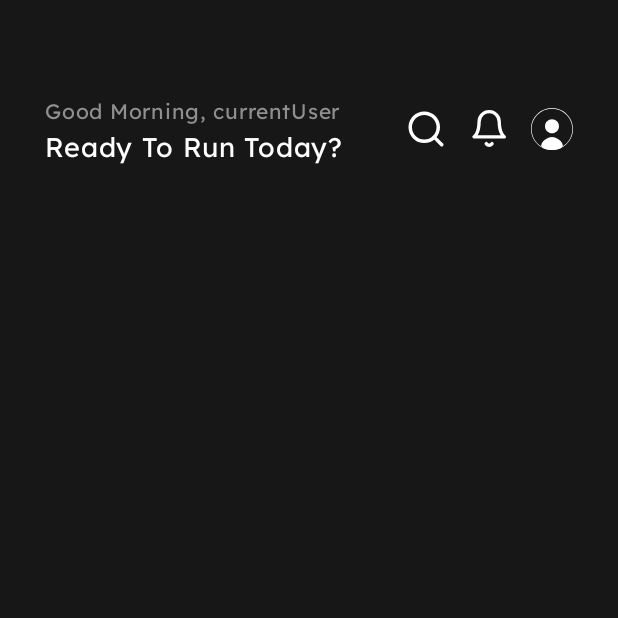
After one commit to elvernh/RunningMate, an Android app built with Jetpack Compose: the composable Homepage shown on its own in the app's theme, on a phone screen of 412 x 824 dp, the top half of it. The commit adds this screen. Run offline under Robolectric (Android 15) with nearby library versions, the phone set to English and light mode, and no system bars; 2 statements that could not run were skipped.

Commit message:
Made the layout for Homepage.kt

```diff
--- /dev/null
+++ b/app/src/main/java/com/example/runningmate/views/Homepage.kt
@@ -0,0 +1,86 @@
+package com.example.runningmate.views
+
+import android.os.Build
+import androidx.annotation.RequiresApi
+import androidx.compose.foundation.background
+import androidx.compose.foundation.layout.Arrangement
+import androidx.compose.foundation.layout.Column
+import androidx.compose.foundation.layout.Row
+import androidx.compose.foundation.layout.fillMaxSize
+import androidx.compose.foundation.layout.fillMaxWidth
+import androidx.compose.foundation.layout.padding
+import androidx.compose.foundation.layout.size
+import androidx.compose.material3.Icon
+import androidx.compose.material3.Text
+import androidx.compose.runtime.Composable
+import androidx.compose.ui.Alignment
+import androidx.compose.ui.Modifier
+import androidx.compose.ui.graphics.Color
+import androidx.compose.ui.res.painterResource
+import androidx.compose.ui.res.stringResource
+import androidx.compose.ui.text.font.Font
+import androidx.compose.ui.text.font.FontFamily
+import androidx.compose.ui.tooling.preview.Preview
+import androidx.compose.ui.unit.dp
+import androidx.compose.ui.unit.sp
+import androidx.navigation.NavHostController
+import androidx.navigation.compose.rememberNavController
+import com.example.runningmate.R
+import com.example.runningmate.repositories.FakeAuthenticationRepository
+import com.example.runningmate.viewmodel.AuthenticationViewModel
+import java.time.LocalTime
+
+@RequiresApi(Build.VERSION_CODES.O)
+@Composable
+fun Homepage(
+    authenticationViewModel: AuthenticationViewModel,
+    navController: NavHostController
+){
+    val backgroundColor = Color(0xFF171717)
+    val greetingText = getCurrentGreeting()
+    val greetingColor = Color(0xFF8F8F8F)
+    val customFont = FontFamily(Font(R.font.lexend)) // Custom font declaration
+
+    Column(Modifier.fillMaxSize().background(backgroundColor).padding(horizontal = 30.dp, vertical = 62.dp)) {
+        Row(Modifier.fillMaxWidth(), horizontalArrangement = Arrangement.SpaceBetween, verticalAlignment = Alignment.CenterVertically) {
+            Column {
+                Text(
+                    text = greetingText,
+                    color = greetingColor,
+                    fontFamily = customFont,
+                    fontSize = 14.sp
+                )
+                Text(
+                    text = stringResource(id = R.string.ready_to_run),
+                    color = Color.White,
+                    fontFamily = customFont,
+                    fontSize = 18.sp
+                )
+            }
+            Row(verticalAlignment = Alignment.CenterVertically, horizontalArrangement = Arrangement.spacedBy(14.dp)) {
+                Icon(painter = painterResource(id = R.drawable.search), contentDescription = null, tint = Color.White, modifier = Modifier.size(28.dp))
+                Icon(painter = painterResource(id = R.drawable.bell), contentDescription = null, tint = Color.White, modifier = Modifier.size(28.dp))
+                Icon(painter = painterResource(id = R.drawable.profile), contentDescription = null, tint = Color.White, modifier = Modifier.size(28.dp))
+            }
+        }
+    }
+}
+
+@RequiresApi(Build.VERSION_CODES.O)
+fun getCurrentGreeting(): String{
+    val currentHour = LocalTime.now().hour
+    return when (currentHour) {
+        in 5..11 -> "Good Morning, currentUser"
+        in 12..17 -> "Good Afternoon, currentUser"
+        in 18..21 -> "Good Evening, currentUser"
+        else -> "Good Night, currentUser"
+    }
+}
+
+@RequiresApi(Build.VERSION_CODES.O)
+@Preview(showBackground = true, showSystemUi = true)
+@Composable
+fun prevHomepage(){
+    val mockViewModel = AuthenticationViewModel(FakeAuthenticationRepository())
+    Homepage(authenticationViewModel = mockViewModel, navController = rememberNavController())
+}
--- a/app/src/main/java/com/example/runningmate/views/components/MenuBar.kt
+++ b/app/src/main/java/com/example/runningmate/views/components/MenuBar.kt
@@ -44,7 +44,7 @@ fun MenuBar(
         ) {
             Column(horizontalAlignment = Alignment.CenterHorizontally, verticalArrangement = Arrangement.Center) {
                 Icon(painter = painterResource(id = R.drawable.home),
-                    contentDescription = null, tint = Color.White)
+                    contentDescription = null, tint = Color.White, modifier = Modifier.padding(bottom = 5.dp))
                 Text(
                     text = "Home",
                     color = Color.White,
@@ -55,7 +55,7 @@ fun MenuBar(
 
             Column(horizontalAlignment = Alignment.CenterHorizontally, verticalArrangement = Arrangement.Center) {
                 Icon(painter = painterResource(id = R.drawable.record),
-                    contentDescription = null, tint = Color.White)
+                    contentDescription = null, tint = Color.White, modifier = Modifier.padding(bottom = 5.dp))
                 Text(
                     text = "Record",
                     color = Color.White,
@@ -66,7 +66,7 @@ fun MenuBar(
 
             Column(horizontalAlignment = Alignment.CenterHorizontally, verticalArrangement = Arrangement.Center) {
                 Icon(painter = painterResource(id = R.drawable.users),
-                    contentDescription = null, tint = Color.White)
+                    contentDescription = null, tint = Color.White, modifier = Modifier.padding(bottom = 5.dp))
                 Text(
                     text = "Friends",
                     color = Color.White,
@@ -77,7 +77,7 @@ fun MenuBar(
 
             Column(horizontalAlignment = Alignment.CenterHorizontally, verticalArrangement = Arrangement.Center) {
                 Icon(painter = painterResource(id = R.drawable.trello),
-                    contentDescription = null, tint = Color.White)
+                    contentDescription = null, tint = Color.White, modifier = Modifier.padding(bottom = 5.dp))
                 Text(
                     text = "Profile",
                     color = Color.White,
--- /dev/null
+++ b/app/src/main/res/drawable/bell.xml
@@ -0,0 +1,20 @@
+<vector xmlns:android="http://schemas.android.com/apk/res/android"
+    android:width="24dp"
+    android:height="25dp"
+    android:viewportWidth="24"
+    android:viewportHeight="25">
+  <path
+      android:pathData="M18,8.189C18,6.598 17.368,5.072 16.243,3.947C15.117,2.821 13.591,2.189 12,2.189C10.409,2.189 8.883,2.821 7.757,3.947C6.632,5.072 6,6.598 6,8.189C6,15.189 3,17.189 3,17.189H21C21,17.189 18,15.189 18,8.189Z"
+      android:strokeLineJoin="round"
+      android:strokeWidth="2"
+      android:fillColor="#00000000"
+      android:strokeColor="#FFFEFE"
+      android:strokeLineCap="round"/>
+  <path
+      android:pathData="M13.73,21.189C13.554,21.492 13.302,21.744 12.998,21.919C12.695,22.094 12.35,22.186 12,22.186C11.65,22.186 11.305,22.094 11.002,21.919C10.698,21.744 10.446,21.492 10.27,21.189"
+      android:strokeLineJoin="round"
+      android:strokeWidth="2"
+      android:fillColor="#00000000"
+      android:strokeColor="#FFFEFE"
+      android:strokeLineCap="round"/>
+</vector>
--- /dev/null
+++ b/app/src/main/res/drawable/profile.xml
@@ -0,0 +1,15 @@
+<vector xmlns:android="http://schemas.android.com/apk/res/android"
+    android:width="30dp"
+    android:height="30dp"
+    android:viewportWidth="30"
+    android:viewportHeight="30">
+  <path
+      android:pathData="M30,15C30,23.284 23.284,30 15,30C6.716,30 0,23.284 0,15C0,6.716 6.716,0 15,0C23.284,0 30,6.716 30,15ZM0.45,15C0.45,23.036 6.964,29.55 15,29.55C23.036,29.55 29.55,23.036 29.55,15C29.55,6.964 23.036,0.45 15,0.45C6.964,0.45 0.45,6.964 0.45,15Z"
+      android:fillColor="#8F8F8F"/>
+  <path
+      android:pathData="M15,13m-5,0a5,5 0,1 1,10 0a5,5 0,1 1,-10 0"
+      android:fillColor="#8F8F8F"/>
+  <path
+      android:pathData="M22.667,26.667C22.667,29.428 17.761,30 15,30C12.239,30 7.333,29.428 7.333,26.667C7.333,23.905 11.667,20.667 15,20.667C18.333,20.667 22.667,23.905 22.667,26.667Z"
+      android:fillColor="#8F8F8F"/>
+</vector>
--- /dev/null
+++ b/app/src/main/res/drawable/search.xml
@@ -0,0 +1,20 @@
+<vector xmlns:android="http://schemas.android.com/apk/res/android"
+    android:width="24dp"
+    android:height="24dp"
+    android:viewportWidth="24"
+    android:viewportHeight="24">
+  <path
+      android:pathData="M11,19C15.418,19 19,15.418 19,11C19,6.582 15.418,3 11,3C6.582,3 3,6.582 3,11C3,15.418 6.582,19 11,19Z"
+      android:strokeLineJoin="round"
+      android:strokeWidth="2"
+      android:fillColor="#00000000"
+      android:strokeColor="#FFFEFE"
+      android:strokeLineCap="round"/>
+  <path
+      android:pathData="M21,21L16.65,16.65"
+      android:strokeLineJoin="round"
+      android:strokeWidth="2"
+      android:fillColor="#00000000"
+      android:strokeColor="#FFFEFE"
+      android:strokeLineCap="round"/>
+</vector>
--- a/app/src/main/res/values/strings.xml
+++ b/app/src/main/res/values/strings.xml
@@ -11,4 +11,5 @@
     <string name="sign_in_text">Sign In</string>
     <string name="don_t_have_an_account_yet_text">"Don't have an account yet? "</string>
     <string name="sign_up_text">Sign Up</string>
+    <string name="ready_to_run">Ready To Run Today?</string>
 </resources>
```
